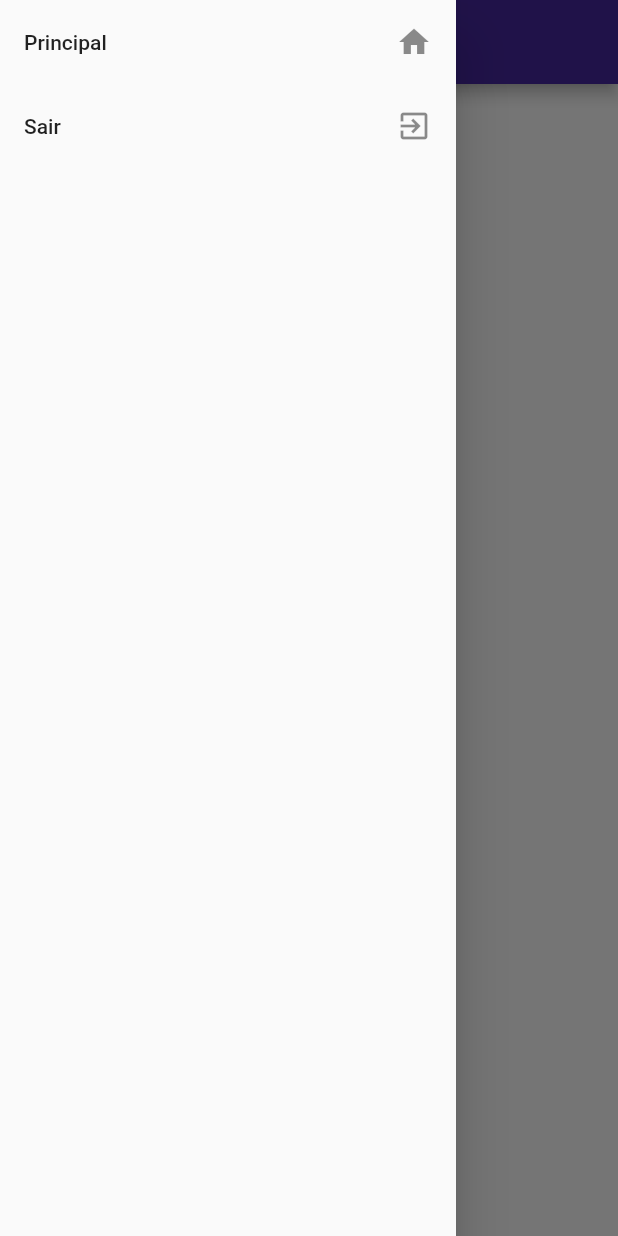
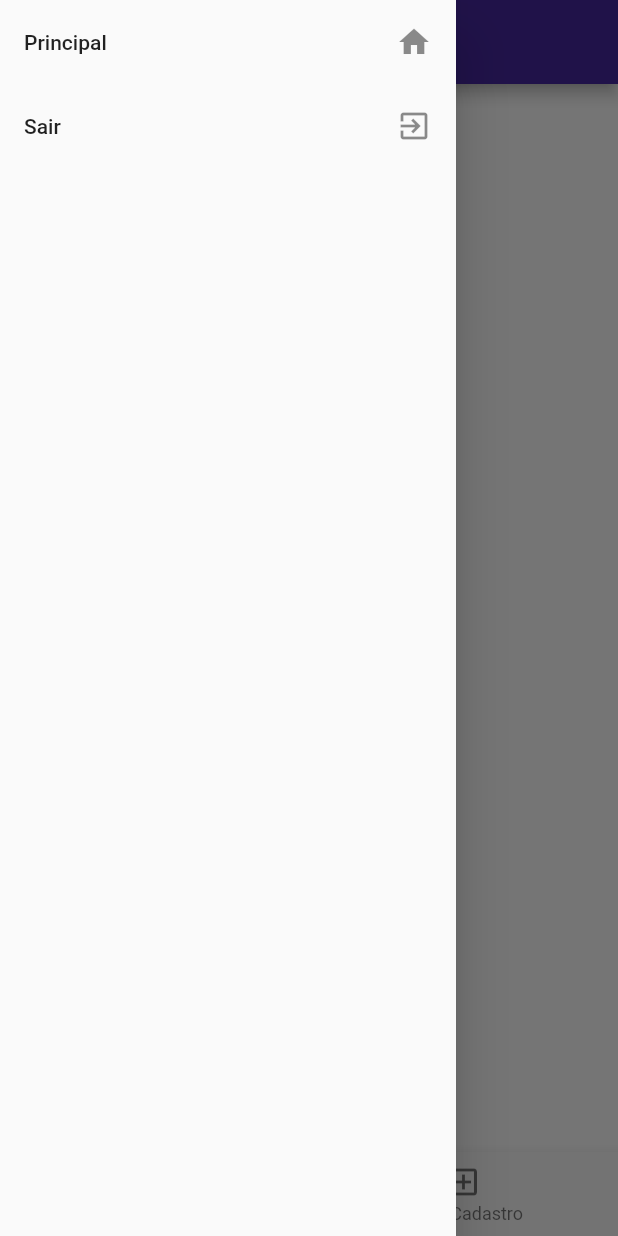
Before and after one commit to L3EWick/espaco_colabore, a Flutter app: the HomeScreen screen opened by its route, with the side drawer open, on a phone screen of 412 x 824 dp. Run offline on Flutter 3.47's test engine with Material 2 defaults, Android fonts, the phone set to English and light mode, and no system bars; our stand-ins replace shared_preferences; missing offline and left inert: form_builder_image_picker; accounts and stored records are empty; network calls fail.

Commit message:
cheio de raiva

```diff
--- /dev/null
+++ b/lib/screens/form/formview.dart
@@ -0,0 +1,20 @@
+import 'package:flutter/material.dart';
+import 'package:colabore/screens/utils/drawer_list.dart';
+
+class FormViewScreen extends StatefulWidget {
+  const FormViewScreen({super.key});
+
+  @override
+  State<FormViewScreen> createState() => _FormViewScreenState();
+}
+
+class _FormViewScreenState extends State<FormViewScreen> {
+  @override
+  Widget build(BuildContext context){
+    return Scaffold(
+
+        body: Container(),
+    );
+
+  }
+}
--- a/lib/screens/home_page.dart
+++ b/lib/screens/home_page.dart
@@ -1,3 +1,5 @@
+import 'package:colabore/screens/form/form.dart';
+import 'package:colabore/screens/form/formview.dart';
 import 'package:flutter/material.dart';
 import 'package:colabore/screens/utils/drawer_list.dart';
 
@@ -9,14 +11,44 @@ class HomeScreen extends StatefulWidget {
 }
 
 class _HomeScreenState extends State<HomeScreen> {
+  int _selectedIndex = 0;
+
+  static final List<Widget> _widgetOptions = <Widget>[
+    const FormViewScreen(),
+    const FormScreen(),
+  ];
+
+    void _onItemTapped(int index) {
+      setState(() {
+        _selectedIndex = index;
+      });
+    }
+
+
+
+
+
   @override
   Widget build(BuildContext context){
     return Scaffold(
       appBar: AppBar(
             centerTitle: true,
-            title: Text("Colabore"),
+            title: Text("Espaço Colabore"),
             backgroundColor: Colors.deepPurple[800],),
         drawer: DrawerList(),
+        body: Center(
+          child: _widgetOptions.elementAt(_selectedIndex),
+        ),
+        bottomNavigationBar: BottomNavigationBar(
+          items: const <BottomNavigationBarItem>[
+            BottomNavigationBarItem(icon: Icon(Icons.home), label: 'Página Inicial'),
+            BottomNavigationBarItem(icon: Icon(Icons.add_box_outlined), label: 'Novo Cadastro'),
+          ],
+          currentIndex: _selectedIndex,
+          selectedItemColor: Colors.blue[800],
+          onTap: _onItemTapped,
+        ),
     );
+
   }
 }
--- a/lib/screens/login/login_page.dart
+++ b/lib/screens/login/login_page.dart
@@ -34,7 +34,7 @@ class _LoginPageState extends State<LoginPage> {
     return Scaffold(
         appBar: AppBar(
             centerTitle: true,
-            title: Text("Colabore"),
+            title: Text("Espaço Colabore"),
             backgroundColor: Colors.deepPurple[800]),
         body: Container(
             padding: EdgeInsets.all(16),
@@ -98,7 +98,9 @@ class _LoginPageState extends State<LoginPage> {
                             style: ElevatedButton.styleFrom(
                                 backgroundColor: Colors.deepPurple[900],
                                 fixedSize: const Size(240, 46),
-                                textStyle: const TextStyle(fontSize: 22)),
+                                textStyle: const TextStyle(fontSize: 22),
+                                ),
+
                             child: Text('Login'),
                           ),
                         )
--- a/lib/screens/utils/url.dart
+++ b/lib/screens/utils/url.dart
@@ -1,6 +1,6 @@
 
 
 //teste local
-// var link = "172.19.0.157:8000";
+var link = "172.19.0.157:8000";
 
-var link = "bci.mesquita.rj.gov.br";
+// var link = "bci.mesquita.rj.gov.br";
--- a/pubspec.yaml
+++ b/pubspec.yaml
@@ -33,6 +33,8 @@ dependencies:
   shared_preferences: ^2.0.15
   http: ^0.13.5
   path: ^1.8.0
+  image_picker: ^0.8.7+4
+  form_builder_image_picker: ^4.0.0
 
 
 
```
Also changed, not shown: lib/screens/form/form.dart (added, +131 -0 lines), pubspec.lock, 6 other files.
